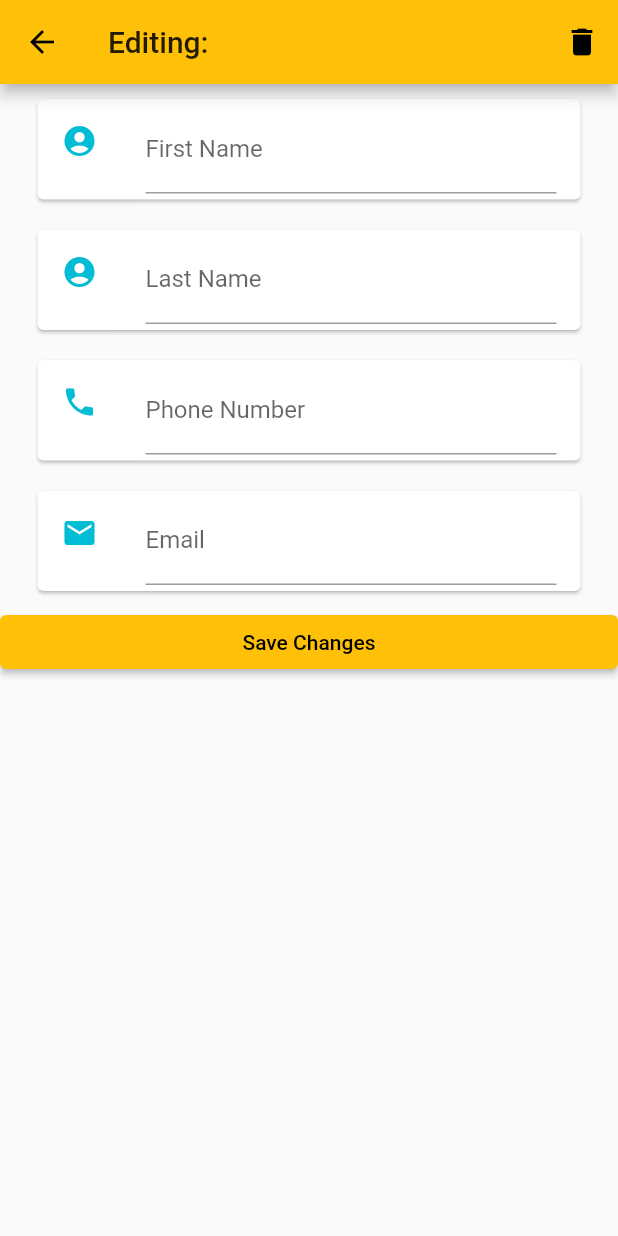
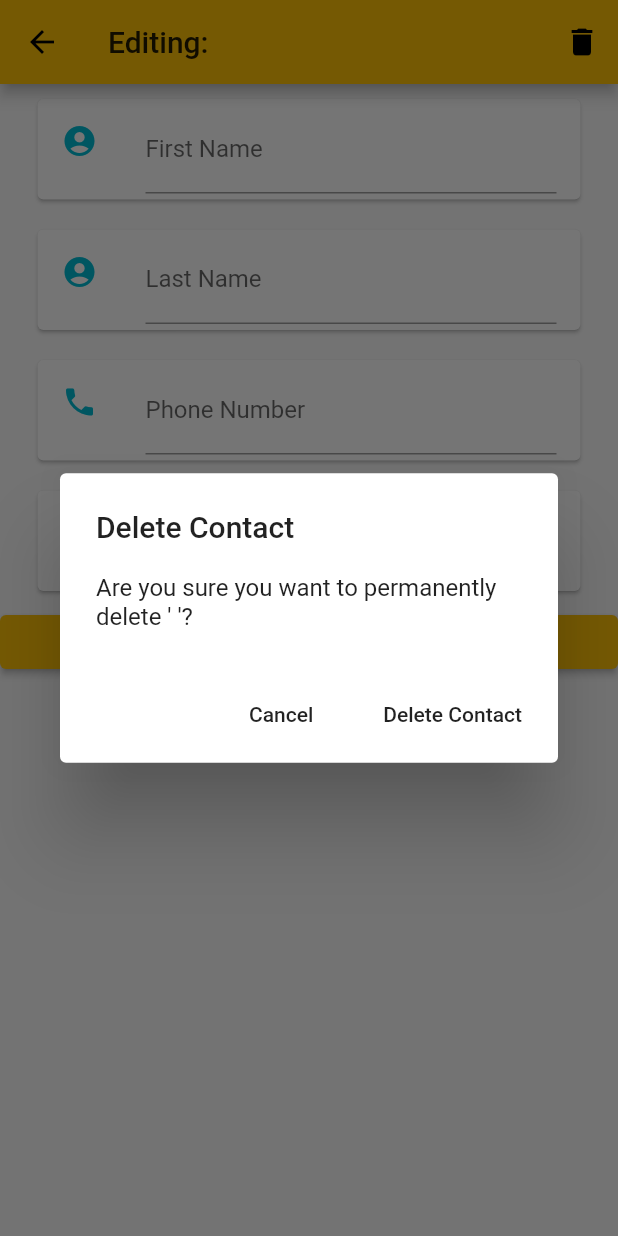
Before and after one commit to AlexVar196/FlutterContactList, a Flutter app: the ContactEditPage screen opened directly with empty values, after a tap on the "delete" icon, on a phone screen of 412 x 824 dp. Run offline on Flutter 3.47's test engine with Material 2 defaults, Android fonts, the phone set to English and light mode, and no system bars; our stand-ins replace mvc_pattern.

Commit message:
added delete contact functionality

```diff
--- a/lib/controller/add_page_controller.dart
+++ b/lib/controller/add_page_controller.dart
@@ -6,7 +6,6 @@ import 'package:flutter/src/material/scaffold.dart';
 import 'package:flutter_app/model/contact_model.dart';
 import 'package:mvc_pattern/mvc_pattern.dart';
 import '../model/contact_list_model.dart';
-import '../model/contact_list_data_string.dart' as contactListData;
 
 class AddPageController extends ControllerMVC {
   static AddPageController _controller = AddPageController._internal();
--- a/lib/controller/edit_page_controller.dart
+++ b/lib/controller/edit_page_controller.dart
@@ -35,4 +35,21 @@ class EditPageController extends ControllerMVC {
       setState(() {});
     });
   }
+
+  void onDeletePressed(BuildContext context, ContactModel contact) {
+    log("name: ${contact.getFullName()} delete");
+
+    final ContactListModel cl = ContactListModel();
+    if (contact != null) {
+      cl.deleteContact(contact, context);
+      ScaffoldMessenger.of(context).showSnackBar(
+          const SnackBar(content: Text("Contact deleted successfully!")));
+    } else {
+      ScaffoldMessenger.of(context)
+          .showSnackBar(const SnackBar(content: Text('Nothing to delete')));
+    }
+    Navigator.pop(context, () {
+      setState(() {});
+    });
+  }
 }
--- a/lib/model/contact_list_model.dart
+++ b/lib/model/contact_list_model.dart
@@ -1,5 +1,7 @@
 import 'dart:convert';
 import 'dart:developer';
+
+import 'package:flutter/src/widgets/framework.dart';
 
 import '../model/contact_model.dart';
 import '../model/contact_list_data_string.dart' as contactListData;
@@ -31,7 +33,6 @@ class ContactListModel {
     log("Added name: ${contact.firstName}");
   }
 
-  void removeContact() {}
 
   List<ContactModel> parseContactsFromJson() {
     var jsonData = jsonDecode(contactListData.data) as List;
@@ -40,4 +41,9 @@ class ContactListModel {
     print(contacts);
     return contacts;
   }
+
+  void deleteContact(ContactModel contact, BuildContext context) {
+    contactList!.remove(contact);
+
+  }
 }
--- a/lib/view/contact_edit_page.dart
+++ b/lib/view/contact_edit_page.dart
@@ -1,10 +1,8 @@
-import 'dart:convert';
 import 'dart:core';
 import 'package:flutter/material.dart';
 import 'dart:developer';
 import '../model/contact_model.dart';
 import '../controller/edit_page_controller.dart';
-import '../model/contact_list_data_string.dart' as contactListData;
 
 class ContactEditPage extends StatefulWidget {
   ContactEditPage(this.contact, {Key? key}) : super(key: key);
@@ -27,8 +25,6 @@ class _ContactListEditPage extends State<ContactEditPage> {
 
   @override
   Widget build(BuildContext context) {
-    TextEditingController firstNameController = TextEditingController();
-
     return Scaffold(
       appBar: AppBar(
         title: Text("Editing: ${widget.contact.getFullName()}"),
@@ -36,7 +32,8 @@ class _ContactListEditPage extends State<ContactEditPage> {
           IconButton(
               icon: Icon(Icons.delete),
               onPressed: () {
-                log("Icons.delete for ${widget.contact.getFullName()}");
+                showAlertDialog();
+                // _con.onDeletePressed(context, widget.contact);
               })
         ],
       ),
@@ -137,4 +134,42 @@ class _ContactListEditPage extends State<ContactEditPage> {
       ),
     );
   }
+
+  showAlertDialog() {
+    // set up the buttons
+    Widget cancelButton = FlatButton(
+      child: Text("Cancel"),
+      onPressed: () {
+        log("cancelButton pressed");
+        Navigator.pop(context);
+      },
+    );
+    Widget deleteButton = FlatButton(
+      child: Text("Delete Contact"),
+      onPressed: () {
+        log("deleteButton pressed");
+        _con.onDeletePressed(context, widget.contact);
+        Navigator.pop(context);
+      },
+    );
+
+    // set up the AlertDialog
+    AlertDialog alert = AlertDialog(
+      title: Text("Delete Contact"),
+      content: Text(
+          "Are you sure you want to permanently delete '${widget.contact.getFullName()}'?"),
+      actions: [
+        cancelButton,
+        deleteButton,
+      ],
+    );
+
+    // show the dialog
+    showDialog(
+      context: context,
+      builder: (BuildContext context) {
+        return alert;
+      },
+    );
+  }
 }
--- a/lib/view/contact_info_page.dart
+++ b/lib/view/contact_info_page.dart
@@ -4,8 +4,6 @@ import 'package:flutter/material.dart';
 import 'package:flutter_app/controller/info_page_controller.dart';
 import 'dart:developer';
 import '../model/contact_model.dart';
-import '../controller/edit_page_controller.dart';
-import '../model/contact_list_data_string.dart' as contactListData;
 
 class ContactInfoPage extends StatefulWidget {
   ContactInfoPage(this.contact, {Key? key}) : super(key: key);
@@ -33,7 +31,6 @@ class _ContactListEditPage extends State<ContactInfoPage> {
           IconButton(
               icon: Icon(Icons.edit),
               onPressed: () {
-               // _con.onEditPressed(Navigator.of(context), widget.contact);
                 _con.onEditPressed(context, widget.contact);
                 log("Icons.edit for ${widget.contact.getFullName()}");
               })
```
